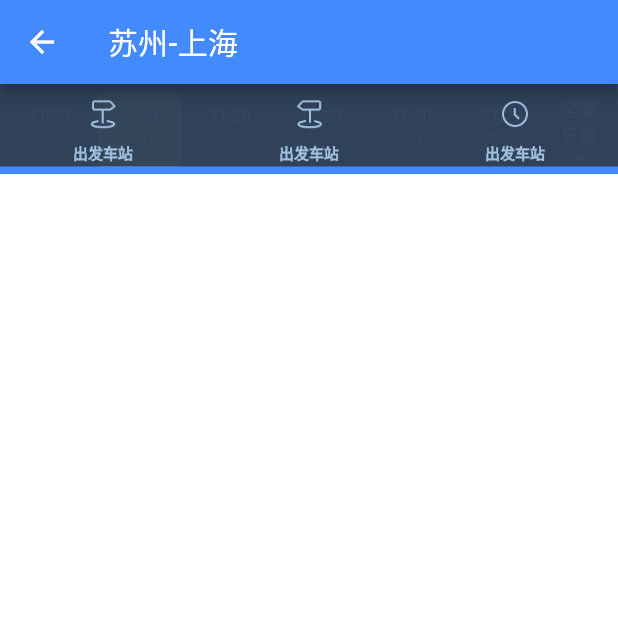
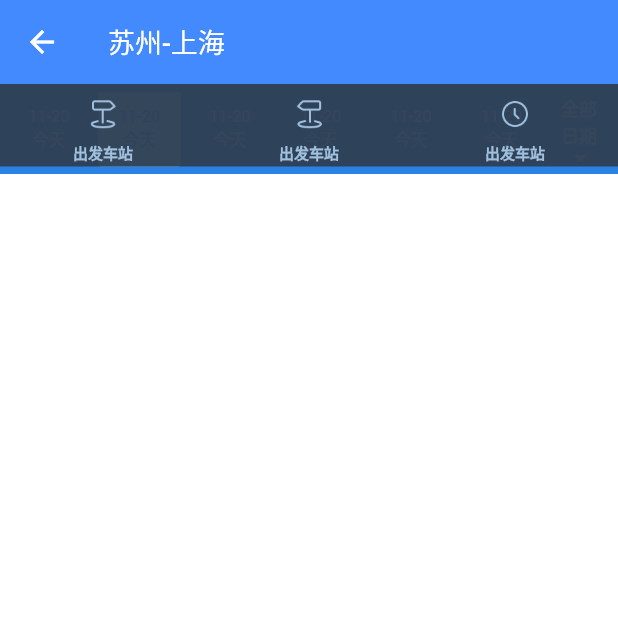
Before and after one commit to JJwow/Flutter_builder, a Flutter app: the MyBusList screen opened directly, on a phone screen of 412 x 824 dp, the top half of it. Run offline on Flutter 3.47's test engine with Material 2 defaults, Android fonts, the phone set to English and light mode, and no system bars; our stand-ins replace cookie_jar, dio, webview_flutter; accounts and stored records are empty; generated files the repository leaves out were written again; statements that could not run were skipped.

Commit message:
no message

```diff
--- a/flutter_app/lib/moduleBusList/busList.dart
+++ b/flutter_app/lib/moduleBusList/busList.dart
@@ -20,8 +20,9 @@ class MyBusList extends StatelessWidget {
   Widget build(BuildContext context) {
     return Scaffold(
       appBar: AppBar(
-        title: Text('苏州-上海',style: TextStyle(color: Colors.white),),
+        title: Text('苏州-上海',style: TextStyle(color: Colors.white,fontSize: 18),),
         backgroundColor: Color.fromRGBO(68, 138, 255, 1),
+        elevation: 0.0,
       ),
       backgroundColor: Colors.white,
       body: BusListBody(),
--- a/flutter_app/lib/moduleBusList/widget/busListSelectDateView.dart
+++ b/flutter_app/lib/moduleBusList/widget/busListSelectDateView.dart
@@ -17,7 +17,7 @@ class _BusListSelectDateViewState extends State<BusListSelectDateView>{
     return Row(
       children: <Widget>[
         Container(
-          color: Color.fromRGBO(68, 138, 255, 1),
+          color: Color.fromRGBO(42, 130, 229, 1),
           width: MediaQuery.of(context).size.width-50,
           height: 60,
           child: ListView.builder(
@@ -35,7 +35,7 @@ class _BusListSelectDateViewState extends State<BusListSelectDateView>{
           child: Container(
             width: 50,
             height: 60,
-            color: Color.fromRGBO(68, 138, 255, 1),
+            color: Color.fromRGBO(42, 130, 229, 1),
             child: Stack(
               children: <Widget>[
                 Positioned(
@@ -68,7 +68,7 @@ class _SelectDateWidget extends State<SelectDateWidget>{
   @override
   Widget build(BuildContext context) {
     // TODO: implement build
-    Color backColor = widget.bSelected?Colors.white:Color.fromRGBO(68, 138, 255, 1);
+    Color backColor = widget.bSelected?Colors.white:Color.fromRGBO(42, 130, 229, 1);
     Color textColor = widget.bSelected?Color.fromRGBO(68, 138, 255, 1):Colors.white;
     return InkWell(
       onTap: (){
```
Also changed, not shown: 2 other files.
